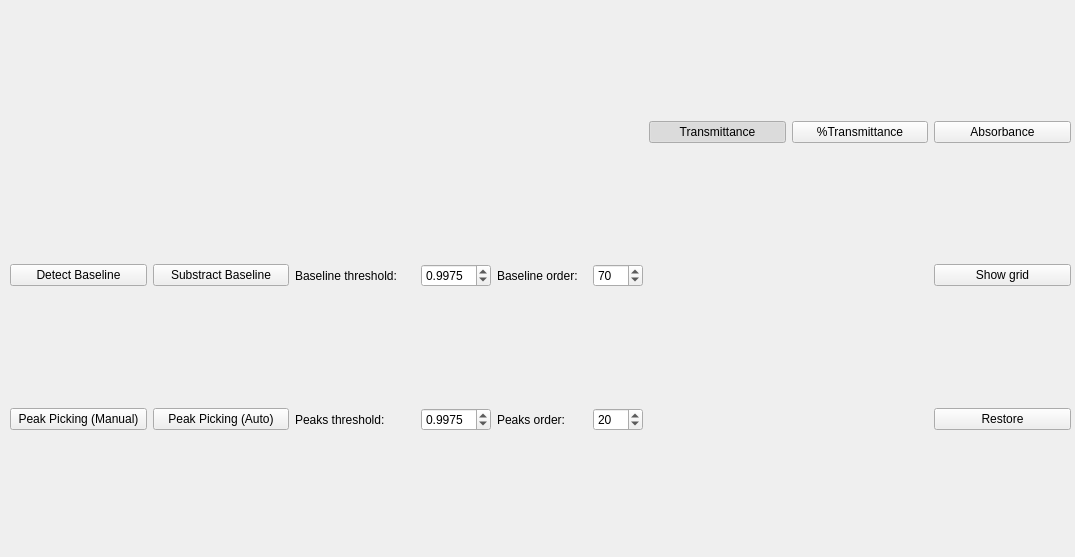
Old version of the form Views/uiIRPlotter.ui in the repository samuelvp360/SVP360CalculationController.
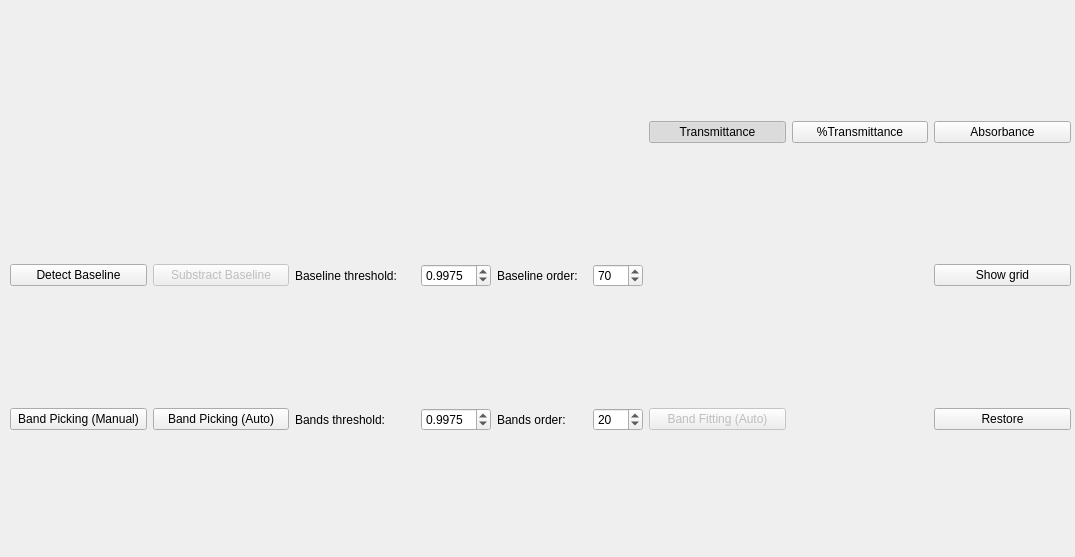
New version of the form.

Commit message: IRPlotter fitting curve almost implemented

What changed in the file:
```diff
--- a/Views/uiIRPlotter.ui
+++ b/Views/uiIRPlotter.ui
@@ -68,7 +68,7 @@
        </size>
       </property>
       <property name="text">
-       <string>Peak Picking (Auto)</string>
+       <string>Band Picking (Auto)</string>
       </property>
      </widget>
     </item>
@@ -87,6 +87,9 @@
     </item>
     <item row="3" column="1">
      <widget class="QPushButton" name="uiSubsBaselineButton">
+      <property name="enabled">
+       <bool>false</bool>
+      </property>
       <property name="maximumSize">
        <size>
         <width>150</width>
@@ -204,7 +207,7 @@
        </size>
       </property>
       <property name="text">
-       <string>Peaks threshold:</string>
+       <string>Bands threshold:</string>
       </property>
      </widget>
     </item>
@@ -239,7 +242,7 @@
        </size>
       </property>
       <property name="text">
-       <string>Peaks order:</string>
+       <string>Bands order:</string>
       </property>
      </widget>
     </item>
@@ -262,13 +265,23 @@
     <item row="4" column="0">
      <widget class="QPushButton" name="uiPeakManualButton">
       <property name="text">
-       <string>Peak Picking (Manual)</string>
+       <string>Band Picking (Manual)</string>
       </property>
       <property name="checkable">
        <bool>true</bool>
       </property>
      </widget>
     </item>
+    <item row="4" column="6">
+     <widget class="QPushButton" name="uiBandFittingAutoButton">
+      <property name="enabled">
+       <bool>false</bool>
+      </property>
+      <property name="text">
+       <string>Band Fitting (Auto)</string>
+      </property>
+     </widget>
+    </item>
    </layout>
   </widget>
  </widget>
```
Left out of the diff: 8 changed lines with no effect on the pictures. The commit also changes 4 other files.
